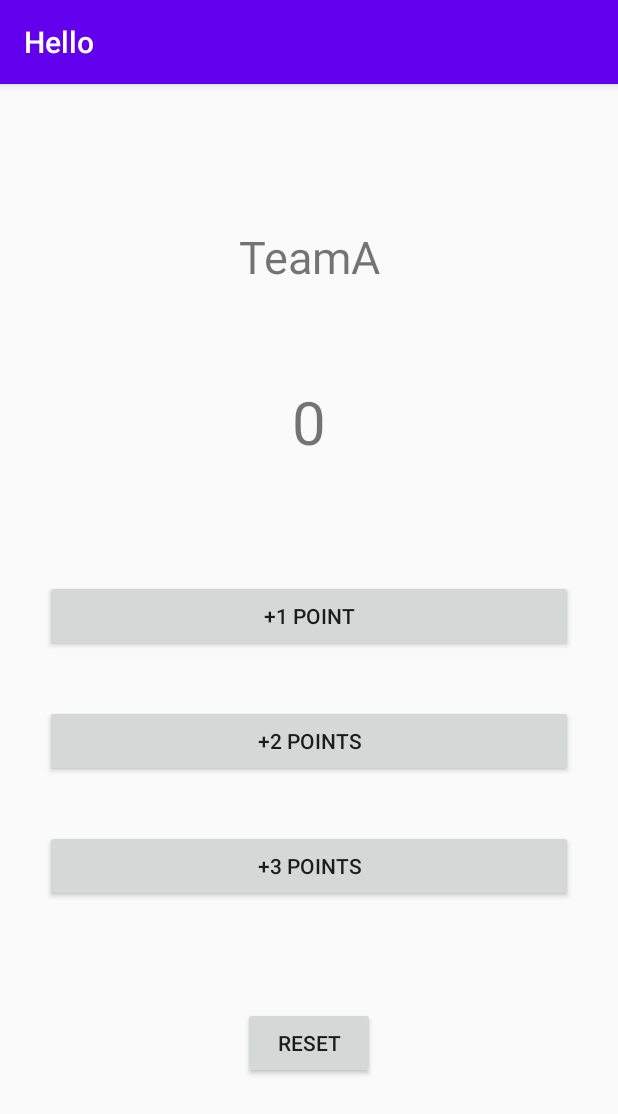
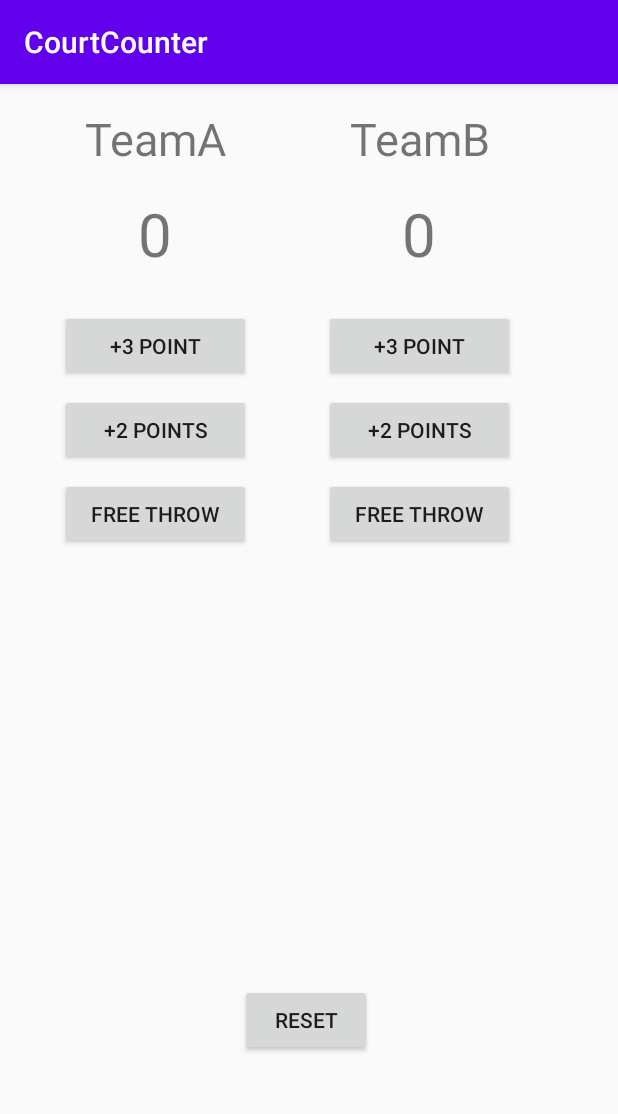
Before and after one commit to Lihuiyun-shuqi/FirstApp2020, an Android app: the screen it shows after launch (MainActivity), on a phone screen of 412 x 824 dp. Shown: the top 1114 px of the screen. Run offline under Robolectric (Android 15) with nearby library versions, the phone set to English and light mode, and no system bars.

Commit message:
CourtCounter for two teams（use RelativeLayout and LinearLayout）（not perfect version）

```diff
--- a/app/src/main/java/com/swufe/firstapp/MainActivity.java
+++ b/app/src/main/java/com/swufe/firstapp/MainActivity.java
@@ -9,7 +9,7 @@ import android.widget.EditText;
 import android.widget.TextView;
 
 public class MainActivity extends AppCompatActivity {
-    TextView out;
+    TextView out1,out2;
     //EditText edit;
     @Override
     protected void onCreate(Bundle savedInstanceState) {
@@ -23,30 +23,50 @@ public class MainActivity extends AppCompatActivity {
 
         EditText edit = (EditText)findViewById(R.id.editTextTextPersonName);
         String str = edit.getText().toString();*/
-        out = (TextView) findViewById(R.id.textView6);
+        out1 = (TextView) findViewById(R.id.textView2);
+        out2 = (TextView) findViewById(R.id.textView4);
         //edit = (EditText)findViewById(R.id.editTextNumberDecimal);
     }
     public void btna(View v){
-        int score = Integer.parseInt(out.getText().toString());
+        int score = Integer.parseInt(out1.getText().toString());
+        int t = score + 3;
+        String str = String.valueOf(t);
+        out1.setText(str);
+    }
+    public void btnb(View v){
+        int score = Integer.parseInt(out1.getText().toString());
+        int t = score + 2;
+        String str = String.valueOf(t);
+        out1.setText(str);
+    }
+    public void btnc(View v){
+        int score = Integer.parseInt(out1.getText().toString());
         int t = score + 1;
         String str = String.valueOf(t);
-        out.setText(str);
-    }
-    public void btnb(View v){
-        int score = Integer.parseInt(out.getText().toString());
-        int t = score + 2;
-        String str = String.valueOf(t);
-        out.setText(str);
-    }
-    public void btnc(View v){
-        int score = Integer.parseInt(out.getText().toString());
-        int t = score + 3;
-        String str = String.valueOf(t);
-        out.setText(str);
+        out1.setText(str);
     }
     public void reset(View v){
         int t = 0;
         String str = String.valueOf(t);
-        out.setText(str);
+        out1.setText(str);
+        out2.setText(str);
+    }
+    public void btne(View v){
+        int score = Integer.parseInt(out2.getText().toString());
+        int t = score + 3;
+        String str = String.valueOf(t);
+        out2.setText(str);
+    }
+    public void btnf(View v){
+        int score = Integer.parseInt(out2.getText().toString());
+        int t = score + 2;
+        String str = String.valueOf(t);
+        out2.setText(str);
+    }
+    public void btng(View v){
+        int score = Integer.parseInt(out2.getText().toString());
+        int t = score + 1;
+        String str = String.valueOf(t);
+        out2.setText(str);
     }
 }
--- a/app/src/main/res/layout/activity_main.xml
+++ b/app/src/main/res/layout/activity_main.xml
@@ -1,37 +1,43 @@
 <?xml version="1.0" encoding="utf-8"?>
-<LinearLayout xmlns:android="http://schemas.android.com/apk/res/android"
+<RelativeLayout xmlns:android="http://schemas.android.com/apk/res/android"
     xmlns:app="http://schemas.android.com/apk/res-auto"
     xmlns:tools="http://schemas.android.com/tools"
     android:layout_width="match_parent"
     android:layout_height="match_parent"
-    android:orientation="vertical"
-    android:padding="30dp"
+    android:orientation="horizontal"
     tools:context=".MainActivity">
 
-    <TextView
-        android:id="@+id/textView5"
-        android:layout_width="match_parent"
-        android:layout_height="100dp"
-        android:gravity="center"
-        android:textSize="30sp"
-        android:layout_marginTop="35dp"
-        android:layout_marginBottom="20dp"
-        android:text="@string/textView5" />
+    <LinearLayout
+        android:layout_width="175dp"
+        android:layout_height="750dp"
+        android:orientation="vertical"
+        android:layout_marginLeft="16dp">
 
         <TextView
-        android:id="@+id/textView6"
+            android:id="@+id/textView1"
             android:layout_width="match_parent"
-        android:layout_height="80dp"
+            android:layout_height="wrap_content"
+            android:layout_margin="16dp"
             android:gravity="center"
-        android:textSize="40sp"
-        android:layout_marginBottom="65dp"
-        android:text="0"/>
+            android:text="@string/textView1"
+            android:textSize="30sp" />
+
+        <TextView
+            android:id="@+id/textView2"
+            android:layout_width="match_parent"
+            android:layout_height="wrap_content"
+            android:layout_marginBottom="24dp"
+            android:gravity="center"
+            android:text="0"
+            android:textSize="40sp" />
 
         <Button
             android:id="@+id/buttona"
             android:layout_width="match_parent"
             android:layout_height="wrap_content"
-        android:layout_marginBottom="35dp"
+            android:layout_marginLeft="24dp"
+            android:layout_marginRight="24dp"
+            android:layout_marginBottom="8dp"
             android:text="@string/buttona"
             android:onClick="btna"/>
 
@@ -39,7 +45,9 @@
             android:id="@+id/buttonb"
             android:layout_width="match_parent"
             android:layout_height="wrap_content"
-        android:layout_marginBottom="35dp"
+            android:layout_marginLeft="24dp"
+            android:layout_marginRight="24dp"
+            android:layout_marginBottom="8dp"
             android:text="@string/buttonb"
             android:onClick="btnb"/>
 
@@ -47,16 +55,76 @@
             android:id="@+id/buttonc"
             android:layout_width="match_parent"
             android:layout_height="wrap_content"
-        android:layout_marginBottom="70dp"
+            android:layout_marginLeft="24dp"
+            android:layout_marginRight="24dp"
             android:text="@string/buttonc"
             android:onClick="btnc"/>
+
+    </LinearLayout>
+
+    <LinearLayout
+        android:layout_width="175dp"
+        android:layout_height="750dp"
+        android:orientation="vertical"
+        android:layout_marginLeft="192dp">
+
+        <TextView
+            android:id="@+id/textView3"
+            android:layout_width="match_parent"
+            android:layout_height="wrap_content"
+            android:layout_margin="16dp"
+            android:gravity="center"
+            android:text="@string/textView3"
+            android:textSize="30sp" />
+
+        <TextView
+            android:id="@+id/textView4"
+            android:layout_width="match_parent"
+            android:layout_height="wrap_content"
+            android:layout_marginBottom="24dp"
+            android:gravity="center"
+            android:text="0"
+            android:textSize="40sp" />
+
+        <Button
+            android:id="@+id/buttone"
+            android:layout_width="match_parent"
+            android:layout_height="wrap_content"
+            android:layout_marginLeft="24dp"
+            android:layout_marginRight="24dp"
+            android:layout_marginBottom="8dp"
+            android:text="@string/buttona"
+            android:onClick="btne"/>
+
+        <Button
+            android:id="@+id/buttonf"
+            android:layout_width="match_parent"
+            android:layout_height="wrap_content"
+            android:layout_marginLeft="24dp"
+            android:layout_marginRight="24dp"
+            android:layout_marginBottom="8dp"
+            android:text="@string/buttonb"
+            android:onClick="btnf"/>
+
+        <Button
+            android:id="@+id/buttong"
+            android:layout_width="match_parent"
+            android:layout_height="wrap_content"
+            android:layout_marginLeft="24dp"
+            android:layout_marginRight="24dp"
+            android:text="@string/buttonc"
+            android:onClick="btng"/>
+
+    </LinearLayout>
 
     <Button
         android:id="@+id/buttond"
         android:layout_width="wrap_content"
         android:layout_height="wrap_content"
-        android:layout_gravity="center"
+        android:gravity="center"
+        android:layout_marginLeft="160dp"
+        android:layout_marginTop="600dp"
         android:text="@string/buttond"
         android:onClick="reset"/>
 
-</LinearLayout>
+</RelativeLayout>
--- a/app/src/main/res/values/strings.xml
+++ b/app/src/main/res/values/strings.xml
@@ -1,8 +1,9 @@
 <resources>
-    <string name="app_name">Hello</string>
-    <string name="textView5">TeamA</string>
-    <string name="buttona">+1 POINT</string>
+    <string name="app_name">CourtCounter</string>
+    <string name="textView1">TeamA</string>
+    <string name="textView3">TeamB</string>
+    <string name="buttona">+3 POINT</string>
     <string name="buttonb">+2 POINTS</string>
-    <string name="buttonc">+3 POINTS</string>
+    <string name="buttonc">FREE THROW</string>
     <string name="buttond">RESET</string>
 </resources>
```
Lines whose indentation alone changed are shown as unchanged.
